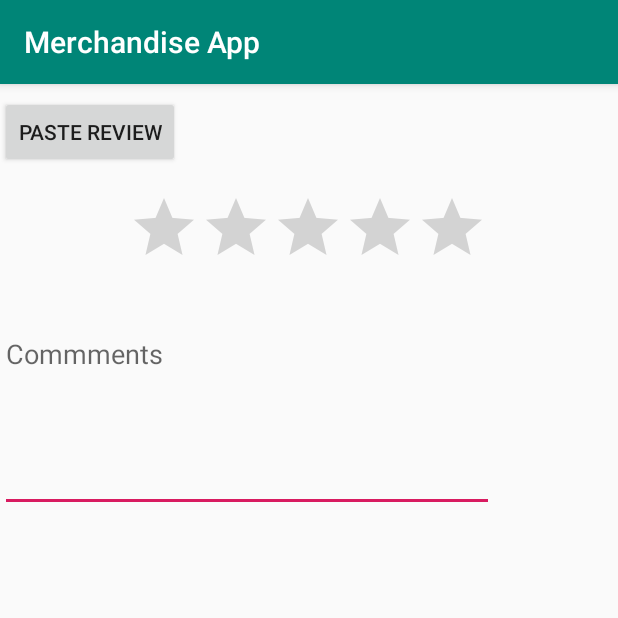
After one commit to Kartik-715/MerchandiseApp, an Android app: the Reviews screen opened directly, with no data from a screen before it, on a phone screen of 412 x 824 dp, the top half of it. The commit adds this screen. Run offline under Robolectric (Android 15) with nearby library versions, the light colour scheme and no system bars; our stand-ins replace Firebase (no records; nobody signed in at launch, a user with empty details on screens opened directly).

Commit message:
review giving

```diff
--- a/app/src/main/AndroidManifest.xml
+++ b/app/src/main/AndroidManifest.xml
@@ -13,10 +13,12 @@
         android:supportsRtl="true"
         android:theme="@style/AppTheme"
         tools:ignore="GoogleAppIndexingWarning">
+        <activity android:name=".activity"></activity>
+        <activity android:name=".Reviews" />
         <activity
             android:name=".DetailsActivity"
             android:label="@string/title_activity_details"
-            android:theme="@style/AppTheme.NoActionBar"></activity>
+            android:theme="@style/AppTheme.NoActionBar" />
         <activity android:name=".CartActivity" />
         <activity android:name=".productDetailActivity" />
         <activity
--- a/app/src/main/java/com/example/merchandiseapp/HomeActivity.java
+++ b/app/src/main/java/com/example/merchandiseapp/HomeActivity.java
@@ -106,7 +106,7 @@ public class HomeActivity extends AppCompatActivity
 
         for (int i = 0; i < User_Email.length(); i++){
             char c = User_Email.charAt(i);
-            if(c == '@')
+            if(c == '.')
                 break;
             else
             {
@@ -207,7 +207,8 @@ public class HomeActivity extends AppCompatActivity
 
 
         } else if (id == R.id.nav_slideshow) {
-
+            Intent intent = new Intent(HomeActivity.this,Reviews.class);
+            startActivity(intent);
         } else if (id == R.id.nav_manage) {
 
         } else if (id == R.id.nav_share) {
--- /dev/null
+++ b/app/src/main/java/com/example/merchandiseapp/Reviews.java
@@ -0,0 +1,57 @@
+package com.example.merchandiseapp;
+
+import android.content.Intent;
+import android.support.v7.app.AppCompatActivity;
+import android.os.Bundle;
+import android.view.View;
+import android.widget.Button;
+import android.widget.EditText;
+import android.widget.RatingBar;
+import android.widget.Toast;
+
+import com.google.firebase.auth.FirebaseAuth;
+import com.google.firebase.auth.FirebaseUser;
+import com.google.firebase.database.DatabaseReference;
+import com.google.firebase.database.FirebaseDatabase;
+
+public class Reviews extends AppCompatActivity {
+    private RatingBar reviewRating;
+    private EditText reviewsText;
+    private Button reviewBtn;
+    private String vendorId;
+    private String productId;
+    private String reviewValue;
+    private Float ratingValue;
+    private DatabaseReference ratingRef;
+    @Override
+    protected void onCreate(Bundle savedInstanceState) {
+        super.onCreate(savedInstanceState);
+        setContentView(R.layout.activity_reviews2);
+        ratingRef = FirebaseDatabase.getInstance().getReference().child("Merchandise/Category/ProdID/Rating");
+        reviewRating = findViewById(R.id.reviewsBar);
+        reviewRating.setOnRatingBarChangeListener(new RatingBar.OnRatingBarChangeListener()
+        {
+            @Override
+            public void onRatingChanged(RatingBar ratingBar, float rating, boolean fromUser) {
+                ratingValue = rating;
+                //Toast.makeText(Reviews.this, "" + String.valueOf(rating), Toast.LENGTH_SHORT).show();
+            }
+        });
+        //User us = new
+        final FirebaseAuth mauth = FirebaseAuth.getInstance();
+        final FirebaseUser user = mauth.getCurrentUser();
+        reviewsText = findViewById(R.id.reviews);
+        reviewBtn = findViewById(R.id.reviewClick);
+        reviewBtn.setOnClickListener(new View.OnClickListener() {
+            @Override
+            public void onClick(View v) {
+                reviewValue = reviewsText.getText().toString();
+                ratingRef.child(user.getUid()).child("comment").setValue(reviewValue);
+                ratingRef.child(user.getUid()).child("email").setValue(user.getEmail());
+                ratingRef.child(user.getUid()).child("stars").setValue(ratingValue);
+                //Toast.makeText(Reviews.this,""+reviewsText.getText(),Toast.LENGTH_LONG).show();
+
+            }
+        });
+    }
+}
--- /dev/null
+++ b/app/src/main/res/layout/activity_reviews2.xml
@@ -0,0 +1,42 @@
+<?xml version="1.0" encoding="utf-8"?>
+<android.support.constraint.ConstraintLayout xmlns:android="http://schemas.android.com/apk/res/android"
+    xmlns:app="http://schemas.android.com/apk/res-auto"
+    xmlns:tools="http://schemas.android.com/tools"
+    android:layout_width="match_parent"
+    android:layout_height="match_parent"
+    tools:context=".Reviews">
+
+    <RatingBar
+        android:id="@+id/reviewsBar"
+        android:layout_width="wrap_content"
+        android:layout_height="wrap_content"
+        android:layout_marginStart="8dp"
+        android:layout_marginTop="8dp"
+        android:layout_marginEnd="8dp"
+        android:layout_marginBottom="8dp"
+        app:layout_constraintBottom_toBottomOf="parent"
+        app:layout_constraintEnd_toEndOf="parent"
+        app:layout_constraintHorizontal_bias="0.496"
+        app:layout_constraintStart_toStartOf="parent"
+        app:layout_constraintTop_toBottomOf="@+id/reviewClick"
+        app:layout_constraintVertical_bias="0.013" />
+
+    <EditText
+        android:id="@+id/reviews"
+        android:layout_width="329dp"
+        android:layout_height="128dp"
+        android:layout_marginTop="28dp"
+        android:gravity="start"
+        android:hint="Commments"
+        app:layout_constraintTop_toBottomOf="@+id/reviewsBar"
+        tools:layout_editor_absoluteX="41dp" />
+
+    <Button
+        android:id="@+id/reviewClick"
+        android:layout_width="wrap_content"
+        android:layout_height="wrap_content"
+        android:layout_marginTop="8dp"
+        android:text="Paste Review"
+        app:layout_constraintTop_toTopOf="parent"
+        tools:layout_editor_absoluteX="135dp" />
+</android.support.constraint.ConstraintLayout>
```
Also changed, not shown: app/src/main/java/com/example/merchandiseapp/activity.java (added, +13 -0 lines), app/src/main/java/com/example/merchandiseapp/productDetailActivity.java (+11 -2 lines), app/src/main/res/layout/activity_activity.xml (added, +9 -0 lines), app/src/main/res/layout/activity_product_detail.xml (+7 -7 lines).
